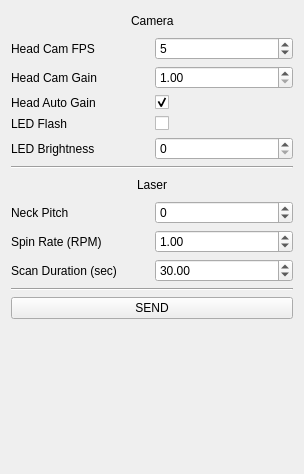
The window that software/ddapp/src/app/ddMultisense.ui (openhumanoids/oh-distro) describes before a commit, drawn with Qt 5.
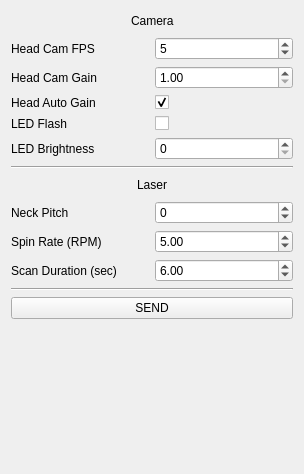
The same window after the commit.

Commit message: change default spin rate for multisense panel

Patch:
```diff
--- a/software/ddapp/src/app/ddMultisense.ui
+++ b/software/ddapp/src/app/ddMultisense.ui
@@ -211,7 +211,7 @@
         <double>0.250000000000000</double>
        </property>
        <property name="value">
-        <double>30.000000000000000</double>
+        <double>6.000000000000000</double>
        </property>
       </widget>
      </item>
@@ -245,7 +245,7 @@
         <double>0.250000000000000</double>
        </property>
        <property name="value">
-        <double>1.000000000000000</double>
+        <double>5.000000000000000</double>
        </property>
       </widget>
      </item>
```
The commit also changes 1 other file.
